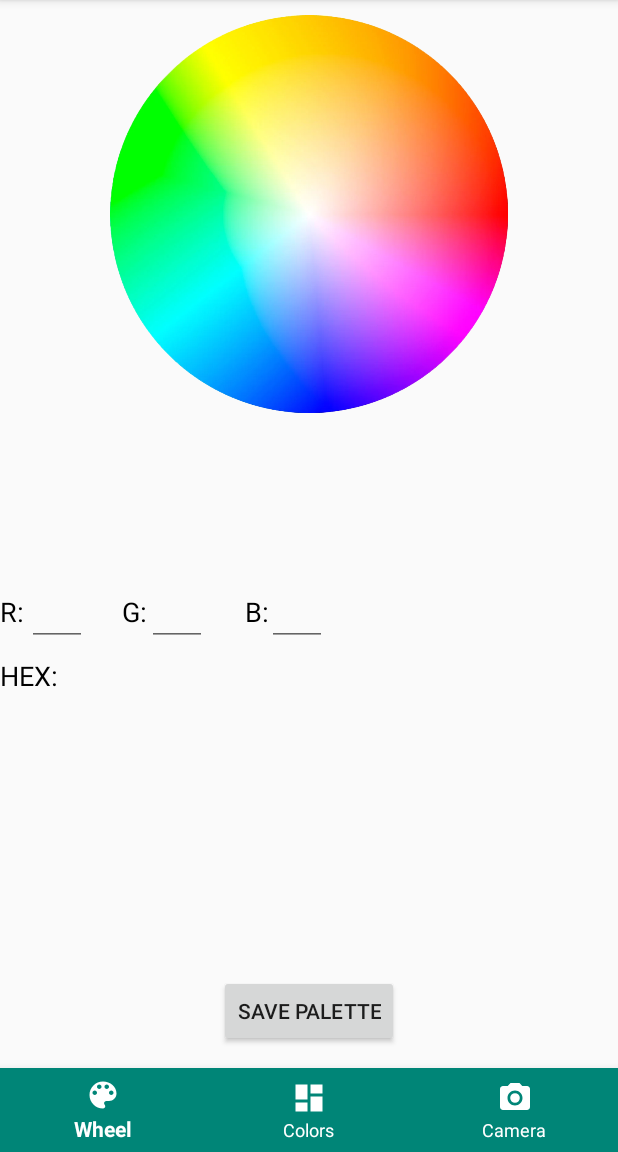
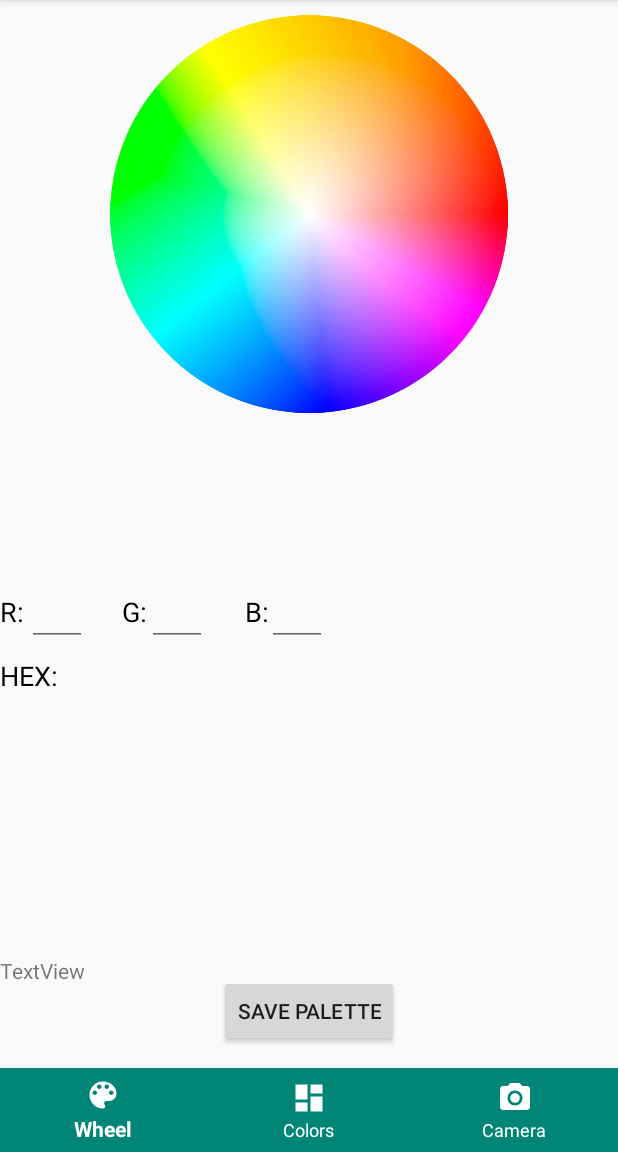
Before and after one commit to VishBK/PrettyColors, an Android app: the screen it shows after launch (MainActivity), after a tap on "SAVE PALETTE", on a phone screen of 412 x 824 dp, the part 84-1236 px from its top. Run offline under Robolectric (Android 15) with nearby library versions, the phone set to English and light mode, and no system bars; our stand-ins replace Volley.

```diff
--- a/app/build.gradle
+++ b/app/build.gradle
@@ -29,4 +29,8 @@ dependencies {
     androidTestImplementation 'com.android.support.test.espresso:espresso-core:3.0.2'
     implementation 'com.android.support:recyclerview-v7:28.0.0'
     implementation 'com.android.support:cardview-v7:28.0.0'
+    implementation 'com.android.volley:volley:1.1.1'
+    // https://mvnrepository.com/artifact/com.google.code.gson/gson
+    implementation group: 'com.google.code.gson', name: 'gson', version: '2.8.5'
+
 }
--- a/app/src/main/AndroidManifest.xml
+++ b/app/src/main/AndroidManifest.xml
@@ -3,6 +3,7 @@
     package="com.example.vishk.prettycolors">
     <uses-feature android:name="android.hardware.camera"
         android:required="true" />
+    <uses-permission android:name="android.permission.INTERNET" />
 
     <application
         android:allowBackup="true"
--- a/app/src/main/res/layout/fragment_wheel.xml
+++ b/app/src/main/res/layout/fragment_wheel.xml
@@ -98,4 +98,13 @@
         android:inputType="number"
         android:gravity="center_horizontal" />
 
+    <TextView
+        android:id="@+id/colorName"
+        android:layout_width="wrap_content"
+        android:layout_height="wrap_content"
+        android:layout_alignParentStart="true"
+        android:layout_alignParentBottom="true"
+        android:layout_marginBottom="111dp"
+        android:text="TextView" />
+
 </RelativeLayout>
```
Also changed, not shown: app/src/main/java/com/example/vishk/prettycolors/RetrieveFeedTask.java (added, +64 -0 lines), app/src/main/java/com/example/vishk/prettycolors/WheelFragment.java (+63 -5 lines).
